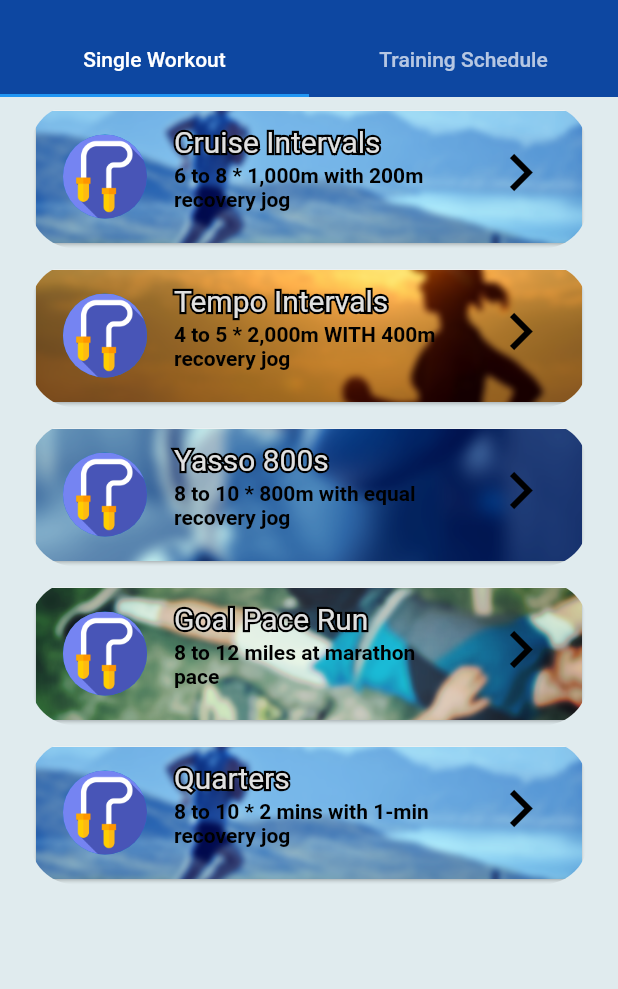
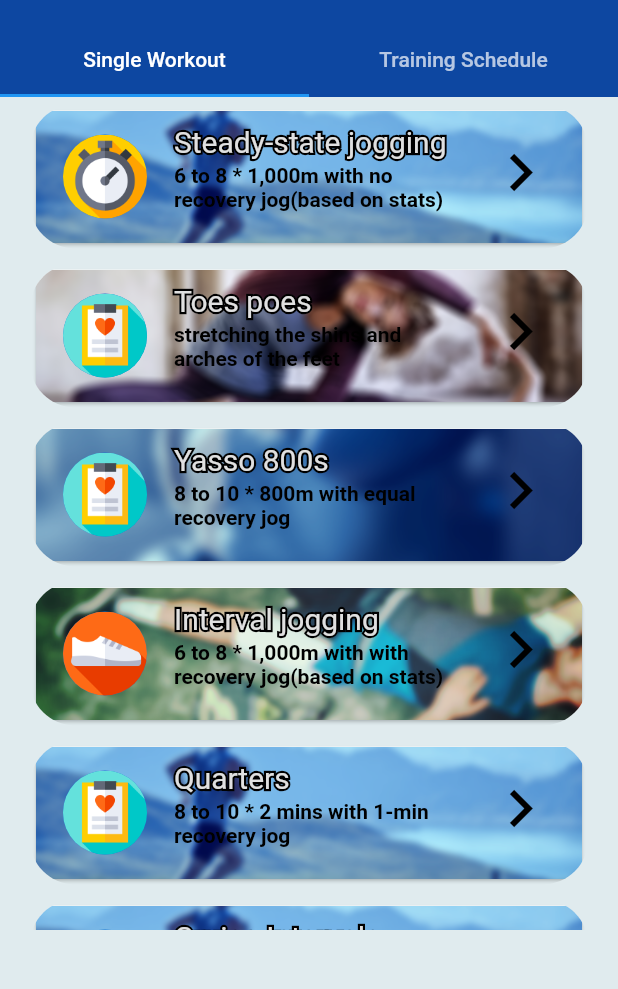
Before and after one commit to EnnyGit/PRJD-ClassF-Team4, a Flutter app: the ChooseTraining screen opened by its route, on a phone screen of 412 x 824 dp, the part 59-1048 px from its top. Run offline on Flutter 3.47's test engine with Material 2 defaults, Android fonts, the phone set to English and light mode, and no system bars; our stand-ins replace flutter_spinkit; network calls fail; statements that could not run were skipped.

Commit message:
yoga picture added icon costumization and workout discriptions

```diff
--- a/app-prototype/lib/pages/singleworkouts.dart
+++ b/app-prototype/lib/pages/singleworkouts.dart
@@ -5,11 +5,85 @@ import 'package:ninja_id_project/services/training.dart';
 class SingleWorkouts extends StatelessWidget {
 
   List<Training> trainings = [
-      Training(name: "Cruise Intervals", color: Colors.red, duration: '30-45 min', image: 'assets/runner3.png', details: '6 to 8 * 1,000m with 200m recovery jog', description: 'Description'),
-      Training(name: "Tempo Intervals", color: Colors.red, duration: '30 min', image: 'assets/runner2.png', details: '4 to 5 * 2,000m WITH 400m recovery jog', description: 'Description'),
-      Training(name: "Yasso 800s", color: Colors.yellow, duration: '20-25 min',  image: 'assets/boxing1.png', details: '8 to 10 * 800m with equal recovery jog', description: 'Description'),
-      Training(name: "Goal Pace Run", color: Colors.yellow, duration: '60 min',  image: 'assets/tennis1.png', details: '8 to 12 miles at marathon pace', description: 'Description'),
-      Training(name: "Quarters", color: Colors.purple, duration: '30 min',  image: 'assets/runner3.png', details: '8 to 10 * 2 mins with 1-min recovery jog', description: 'Description')
+      Training(name: "Steady-state jogging",
+      color: Colors.red,
+      duration: '30-45 min(based on stats)', //this needs to be based on stats
+      icon: 'assets/stopwatch.png',
+      image: 'assets/runner3.png',
+      details: '6 to 8 * 1,000m with no recovery jog(based on stats)',
+      description: 'Maintain a consistent speed, level of intensity and work rate during an exercise session. '),
+
+      Training(name: "Toes poes",
+      color: Colors.red,
+      duration: '40 seconds',
+      icon: 'assets/sport.png',
+      image: 'assets/yoga1.png',
+      details: 'stretching the shins and arches of the feet',
+      description: 'To Do Kneel on your mat with your toes curled under. Sit back on your heels (you can place a yoga block or pillow between your heels and glutes). Breathe deeply for 10 counts. Then, point your toes, place your hands on the mat behind you, and lean back as you attempt to lift your knees off the mat. If your knees don’t come far up, don’t worry. You’ll still feel a nice stretch in your shins and arches.'),
+
+      Training(name: "Yasso 800s",
+      color: Colors.yellow,
+      duration: '20-25 min',
+      icon: 'assets/sport.png',
+      image: 'assets/boxing1.png',
+      details: '8 to 10 * 800m with equal recovery jog',
+      description: 'Description'),
+
+      Training(name: "Interval jogging",
+      color: Colors.yellow,
+      duration: '60 min(based on stats)', //this needs to be based on stats
+      icon: 'assets/trainers.png',
+      image: 'assets/tennis1.png',
+      details: '6 to 8 * 1,000m with with recovery jog(based on stats)',
+      description: 'Alternate between periods of high-intensity exercise and lower-intensity, active or passive recovery.'),
+
+      Training(name: "Quarters",
+      color: Colors.purple,
+      duration: '30 min',
+      icon: 'assets/sport.png',
+      image: 'assets/runner3.png',
+      details: '8 to 10 * 2 mins with 1-min recovery jog',
+      description: 'Description'),
+
+      Training(name: "Cruise Intervals",
+      color: Colors.red,
+      duration: '30-45 min',
+      icon: 'assets/sport.png',
+      image: 'assets/runner3.png',
+      details: '6 to 8 * 1,000m with 200m recovery jog',
+      description: 'Description'),
+
+      Training(name: "Tempo Intervals",
+      color: Colors.red,
+      duration: '30 min',
+      icon: 'assets/sport.png',
+      image: 'assets/runner2.png',
+      details: '4 to 5 * 2,000m WITH 400m recovery jog',
+      description: 'Description'),
+
+      Training(name: "Yasso 800s",
+      color: Colors.yellow,
+      duration: '20-25 min',
+      icon: 'assets/sport.png',
+      image: 'assets/boxing1.png',
+      details: '8 to 10 * 800m with equal recovery jog',
+      description: 'Description'),
+
+      Training(name: "Goal Pace Run",
+      color: Colors.yellow,
+      duration: '60 min',
+      icon: 'assets/sport.png',
+      image: 'assets/tennis1.png',
+      details: '8 to 12 miles at marathon pace',
+      description: 'Description'),
+
+      Training(name: "Quarters",
+      color: Colors.purple,
+      duration: '30 min',
+      icon: 'assets/sport.png',
+      image: 'assets/runner3.png',
+      details: '8 to 10 * 2 mins with 1-min recovery jog',
+      description: 'Description')
     ];
 
   @override
@@ -38,7 +112,7 @@ class SingleWorkouts extends StatelessWidget {
                         ),
                         child: ListTile(
                           leading: CircleAvatar(
-                            backgroundImage: AssetImage('assets/skipping-rope.png'),
+                            backgroundImage: AssetImage(trainings[index].icon),
                             radius: 30,
                           ),
                           title: BorderAndStrokeText(
--- a/app-prototype/lib/services/training.dart
+++ b/app-prototype/lib/services/training.dart
@@ -4,6 +4,7 @@ class Training {
 
   String name;
   Color color;
+  String icon;
   String duration;
   String details;
   String description;
@@ -12,6 +13,7 @@ class Training {
   Training({
     this.name,
     this.color,
+    this.icon,
     this.duration,
     this.details,
     this.description,
```
Also changed, not shown: app-prototype/assets/yoga1.jpg (added), app-prototype/assets/yoga1.png (added), app-prototype/assets/yoga2.jpg (added), app-prototype/assets/yogapose1.jpg (added).
